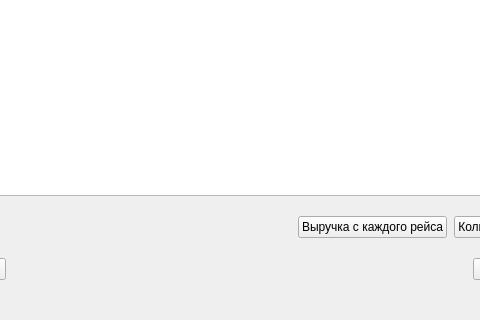
Above: frontend/RWStation/mainwindow.ui from ruslanonly/qt-railway-system before the change; both pictures show x 92 to 572 and y 280 to 600 of the 750 by 600 pixel window. Below: the same form after it.
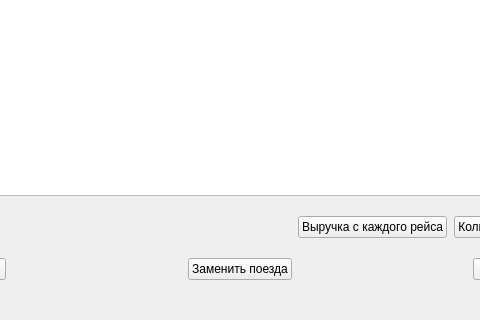
That is the form after the change. The open tabs and pages were chosen to show the change.

```diff
--- a/frontend/RWStation/mainwindow.ui
+++ b/frontend/RWStation/mainwindow.ui
@@ -768,6 +768,13 @@
               </property>
              </spacer>
             </item>
+            <item>
+             <widget class="QPushButton" name="replaceScheduleTrainCursorButton">
+              <property name="text">
+               <string>Заменить поезда</string>
+              </property>
+             </widget>
+            </item>
             <item>
              <spacer name="horizontalSpacer_11">
               <property name="orientation">
```
Left out of the diff: 2 changed lines with no effect on the pictures.
